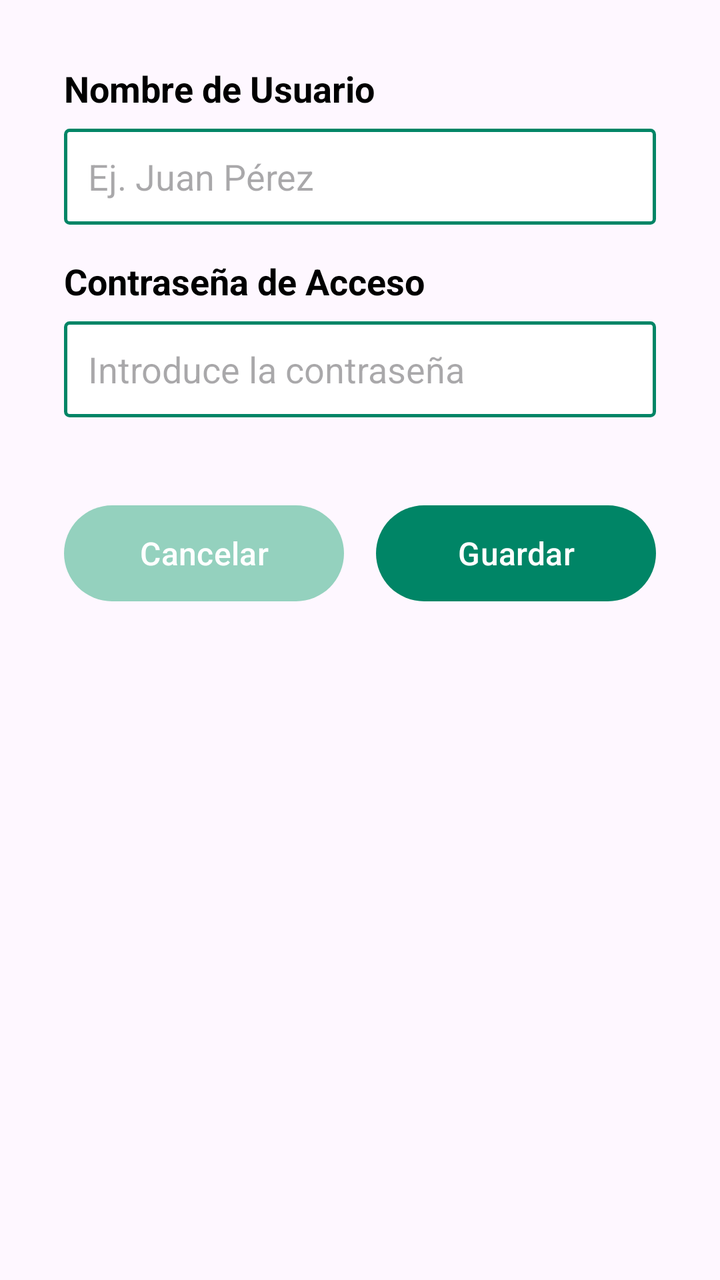
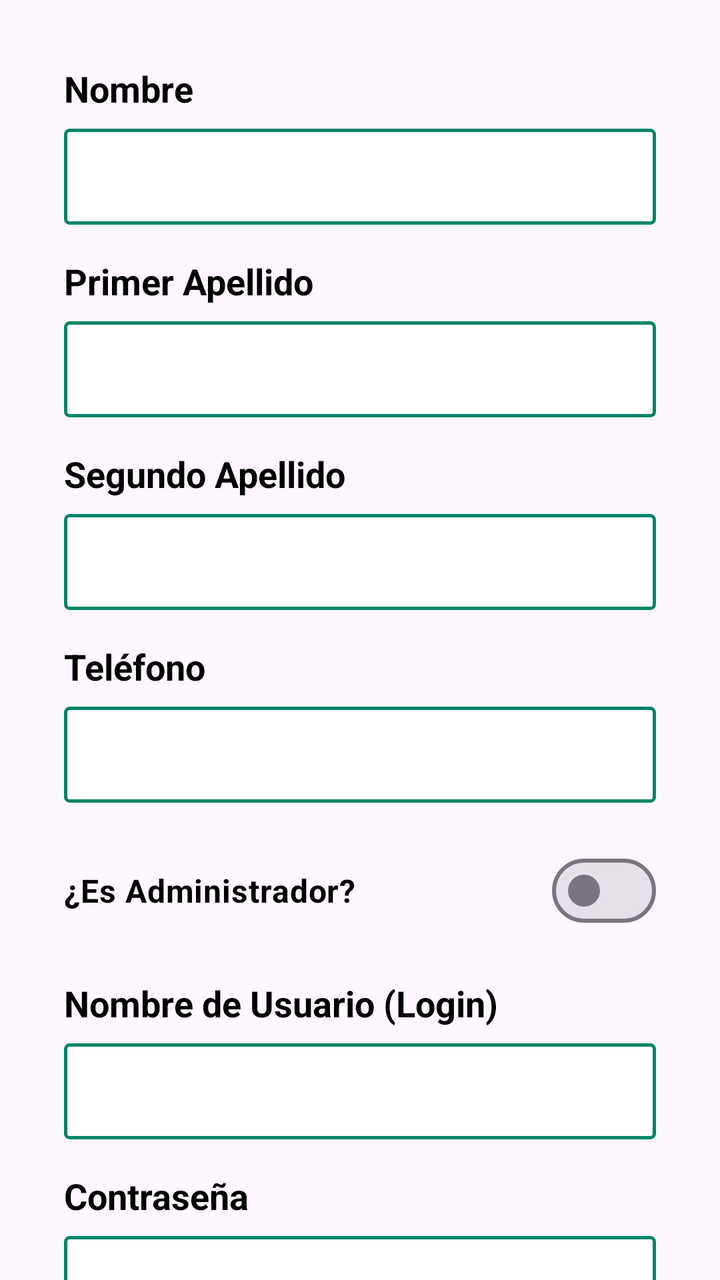

Two renders of the same Android screen: before a commit and after it. Below are the layout's source before the change and the commit's diff.
<!-- AndroidManifest.xml: application theme Theme.MiLibreria -->
<!-- res/layout/fragment_anadir_usuario.xml -->
<?xml version="1.0" encoding="utf-8"?>
<androidx.core.widget.NestedScrollView xmlns:android="http://schemas.android.com/apk/res/android"
    xmlns:app="http://schemas.android.com/apk/res-auto"
    xmlns:tools="http://schemas.android.com/tools"
    android:layout_width="match_parent"
    android:layout_height="match_parent"
    android:fillViewport="true"
    tools:context=".AnadirUsuarioFragment">

    <androidx.constraintlayout.widget.ConstraintLayout
        android:layout_width="match_parent"
        android:layout_height="wrap_content"
        android:padding="32dp">

        <TextView
            android:id="@+id/tvLabelNombreUsuario"
            android:layout_width="wrap_content"
            android:layout_height="wrap_content"
            android:text="@string/nombre_usuario"
            android:textColor="#000000"
            android:textSize="18sp"
            android:textStyle="bold"
            app:layout_constraintStart_toStartOf="parent"
            app:layout_constraintTop_toTopOf="parent" />

        <EditText
            android:id="@+id/etUsuarioNombre"
            android:layout_width="0dp"
            android:layout_height="48dp"
            android:layout_marginTop="8dp"
            android:background="@drawable/bg_input_border"
            android:hint="@string/ejemplo_nombre_usuario"
            android:importantForAutofill="no"
            android:inputType="textPersonName|textCapWords"
            android:paddingHorizontal="12dp"
            app:layout_constraintEnd_toEndOf="parent"
            app:layout_constraintStart_toStartOf="parent"
            app:layout_constraintTop_toBottomOf="@id/tvLabelNombreUsuario" />

        <TextView
            android:id="@+id/tvLabelPasswordUsuario"
            android:layout_width="wrap_content"
            android:layout_height="wrap_content"
            android:layout_marginTop="16dp"
            android:text="@string/contrasena_acceso"
            android:textColor="#000000"
            android:textSize="18sp"
            android:textStyle="bold"
            app:layout_constraintStart_toStartOf="parent"
            app:layout_constraintTop_toBottomOf="@id/etUsuarioNombre" />

        <EditText
            android:id="@+id/etUsuarioPassword"
            android:layout_width="0dp"
            android:layout_height="48dp"
            android:layout_marginTop="8dp"
            android:background="@drawable/bg_input_border"
            android:hint="@string/contrasena_acceso_hint"
            android:importantForAutofill="no"
            android:inputType="textPassword"
            android:paddingHorizontal="12dp"
            app:layout_constraintEnd_toEndOf="parent"
            app:layout_constraintStart_toStartOf="parent"
            app:layout_constraintTop_toBottomOf="@id/tvLabelPasswordUsuario" />

        <com.google.android.material.button.MaterialButton
            android:id="@+id/btnCancelarUsuario"
            android:layout_width="0dp"
            android:layout_height="56dp"
            android:layout_marginTop="40dp"
            android:layout_marginEnd="16dp"
            android:text="@string/cancelar"
            android:textColor="#FFFFFF"
            android:textSize="16sp"
            app:backgroundTint="#94D1BE"
            app:cornerRadius="28dp"
            app:layout_constraintEnd_toStartOf="@id/btnGuardarUsuario"
            app:layout_constraintStart_toStartOf="parent"
            app:layout_constraintTop_toBottomOf="@id/etUsuarioPassword" />

        <com.google.android.material.button.MaterialButton
            android:id="@+id/btnGuardarUsuario"
            android:layout_width="0dp"
            android:layout_height="56dp"
            android:text="@string/guardar"
            android:textColor="#FFFFFF"
            android:textSize="16sp"
            app:backgroundTint="#008566"
            app:cornerRadius="28dp"
            app:layout_constraintBottom_toBottomOf="@id/btnCancelarUsuario"
            app:layout_constraintEnd_toEndOf="parent"
            app:layout_constraintStart_toEndOf="@id/btnCancelarUsuario"
            app:layout_constraintTop_toTopOf="@id/btnCancelarUsuario" />

    </androidx.constraintlayout.widget.ConstraintLayout>
</androidx.core.widget.NestedScrollView>
<!-- resources referenced by this layout -->
<resources>
  <!-- drawable bg_input_border (drawable) -->
  <?xml version="1.0" encoding="utf-8"?>
  <shape xmlns:android="http://schemas.android.com/apk/res/android"
      android:shape="rectangle">
      <solid android:color="#FFFFFF" />
      <stroke
          android:width="1.5dp"
          android:color="#008566" />
      <corners android:radius="2dp" />
  </shape>
  <string name="cancelar">Cancelar</string>
  <string name="contrasena_acceso">Contraseña de Acceso</string>
  <string name="contrasena_acceso_hint">Introduce la contraseña</string>
  <string name="ejemplo_nombre_usuario">Ej. Juan Pérez</string>
  <string name="guardar">Guardar</string>
  <string name="nombre_usuario">Nombre de Usuario</string>
  <style name="Theme.MiLibreria" parent="Base.Theme.MiLibreria" />
  <style name="Base.Theme.MiLibreria" parent="Theme.Material3.DayNight.NoActionBar">
          
          
      </style>
</resources>

<!-- the commit's change to res/layout/fragment_anadir_usuario.xml (unified diff, before → after) -->
@@ -16,12 +16,14 @@
             android:id="@+id/tvLabelNombreUsuario"
             android:layout_width="wrap_content"
             android:layout_height="wrap_content"
-            android:text="@string/nombre_usuario"
-            android:textColor="#000000"
-            android:textSize="18sp"
-            android:textStyle="bold"
-            app:layout_constraintStart_toStartOf="parent"
-            app:layout_constraintTop_toTopOf="parent" />
+            android:labelFor="@id/etUsuarioNombre"
+            android:text="Nombre"
+            android:textColor="#000000"
+            android:textSize="18sp"
+            android:textStyle="bold"
+            app:layout_constraintStart_toStartOf="parent"
+            app:layout_constraintTop_toTopOf="parent"
+            tools:ignore="HardcodedText" />
 
         <EditText
             android:id="@+id/etUsuarioNombre"
@@ -29,25 +31,153 @@
             android:layout_height="48dp"
             android:layout_marginTop="8dp"
             android:background="@drawable/bg_input_border"
-            android:hint="@string/ejemplo_nombre_usuario"
-            android:importantForAutofill="no"
-            android:inputType="textPersonName|textCapWords"
-            android:paddingHorizontal="12dp"
-            app:layout_constraintEnd_toEndOf="parent"
-            app:layout_constraintStart_toStartOf="parent"
-            app:layout_constraintTop_toBottomOf="@id/tvLabelNombreUsuario" />
+            android:importantForAccessibility="yes"
+            android:inputType="textPersonName"
+            android:paddingHorizontal="12dp"
+            app:layout_constraintEnd_toEndOf="parent"
+            app:layout_constraintStart_toStartOf="parent"
+            app:layout_constraintTop_toBottomOf="@id/tvLabelNombreUsuario"
+            tools:ignore="Autofill,SpeakableTextPresentCheck" />
+
+        <TextView
+            android:id="@+id/tvLabelApellido1Usuario"
+            android:layout_width="wrap_content"
+            android:layout_height="wrap_content"
+            android:layout_marginTop="16dp"
+            android:labelFor="@id/etUsuarioApellido1"
+            android:text="Primer Apellido"
+            android:textColor="#000000"
+            android:textSize="18sp"
+            android:textStyle="bold"
+            app:layout_constraintStart_toStartOf="parent"
+            app:layout_constraintTop_toBottomOf="@id/etUsuarioNombre"
+            tools:ignore="HardcodedText" />
+
+        <EditText
+            android:id="@+id/etUsuarioApellido1"
+            android:layout_width="0dp"
+            android:layout_height="48dp"
+            android:layout_marginTop="8dp"
+            android:background="@drawable/bg_input_border"
+            android:importantForAccessibility="yes"
+            android:inputType="textPersonName"
+            android:paddingHorizontal="12dp"
+            app:layout_constraintEnd_toEndOf="parent"
+            app:layout_constraintStart_toStartOf="parent"
+            app:layout_constraintTop_toBottomOf="@id/tvLabelApellido1Usuario"
+            tools:ignore="Autofill,SpeakableTextPresentCheck" />
+
+        <TextView
+            android:id="@+id/tvLabelApellido2Usuario"
+            android:layout_width="wrap_content"
+            android:layout_height="wrap_content"
+            android:layout_marginTop="16dp"
+            android:labelFor="@id/etUsuarioApellido2"
+            android:text="Segundo Apellido"
+            android:textColor="#000000"
+            android:textSize="18sp"
+            android:textStyle="bold"
+            app:layout_constraintStart_toStartOf="parent"
+            app:layout_constraintTop_toBottomOf="@id/etUsuarioApellido1"
+            tools:ignore="HardcodedText" />
+
+        <EditText
+            android:id="@+id/etUsuarioApellido2"
+            android:layout_width="0dp"
+            android:layout_height="48dp"
+            android:layout_marginTop="8dp"
+            android:background="@drawable/bg_input_border"
+            android:importantForAccessibility="yes"
+            android:inputType="textPersonName"
+            android:paddingHorizontal="12dp"
+            app:layout_constraintEnd_toEndOf="parent"
+            app:layout_constraintStart_toStartOf="parent"
+            app:layout_constraintTop_toBottomOf="@id/tvLabelApellido2Usuario"
+            tools:ignore="Autofill,SpeakableTextPresentCheck" />
+
+        <TextView
+            android:id="@+id/tvLabelTelefonoUsuario"
+            android:layout_width="wrap_content"
+            android:layout_height="wrap_content"
+            android:layout_marginTop="16dp"
+            android:labelFor="@id/etUsuarioTelefono"
+            android:text="Teléfono"
+            android:textColor="#000000"
+            android:textSize="18sp"
+            android:textStyle="bold"
+            app:layout_constraintStart_toStartOf="parent"
+            app:layout_constraintTop_toBottomOf="@id/etUsuarioApellido2"
+            tools:ignore="HardcodedText" />
+
+        <EditText
+            android:id="@+id/etUsuarioTelefono"
+            android:layout_width="0dp"
+            android:layout_height="48dp"
+            android:layout_marginTop="8dp"
+            android:background="@drawable/bg_input_border"
+            android:importantForAccessibility="yes"
+            android:inputType="phone"
+            android:paddingHorizontal="12dp"
+            app:layout_constraintEnd_toEndOf="parent"
+            app:layout_constraintStart_toStartOf="parent"
+            app:layout_constraintTop_toBottomOf="@id/tvLabelTelefonoUsuario"
+            tools:ignore="Autofill,SpeakableTextPresentCheck" />
+
+        <com.google.android.material.materialswitch.MaterialSwitch
+            android:id="@+id/swUsuarioAdmin"
+            android:layout_width="0dp"
+            android:layout_height="wrap_content"
+            android:layout_marginTop="20dp"
+            android:text="¿Es Administrador?"
+            android:textColor="#000000"
+            android:textSize="16sp"
+            android:textStyle="bold"
+            app:layout_constraintEnd_toEndOf="parent"
+            app:layout_constraintStart_toStartOf="parent"
+            app:layout_constraintTop_toBottomOf="@id/etUsuarioTelefono"
+            tools:ignore="HardcodedText" />
+
+        <TextView
+            android:id="@+id/tvLabelNickUsuario"
+            android:layout_width="wrap_content"
+            android:layout_height="wrap_content"
+            android:layout_marginTop="20dp"
+            android:labelFor="@id/etUsuarioNick"
+            android:text="Nombre de Usuario (Login)"
+            android:textColor="#000000"
+            android:textSize="18sp"
+            android:textStyle="bold"
+            app:layout_constraintStart_toStartOf="parent"
+            app:layout_constraintTop_toBottomOf="@id/swUsuarioAdmin"
+            tools:ignore="HardcodedText" />
+
+        <EditText
+            android:id="@+id/etUsuarioNick"
+            android:layout_width="0dp"
+            android:layout_height="48dp"
+            android:layout_marginTop="8dp"
+            android:background="@drawable/bg_input_border"
+            android:importantForAccessibility="yes"
+            android:inputType="text"
+            android:paddingHorizontal="12dp"
+            app:layout_constraintEnd_toEndOf="parent"
+            app:layout_constraintStart_toStartOf="parent"
+            app:layout_constraintTop_toBottomOf="@id/tvLabelNickUsuario"
+            tools:ignore="Autofill,SpeakableTextPresentCheck" />
 
         <TextView
             android:id="@+id/tvLabelPasswordUsuario"
             android:layout_width="wrap_content"
             android:layout_height="wrap_content"
             android:layout_marginTop="16dp"
-            android:text="@string/contrasena_acceso"
-            android:textColor="#000000"
-            android:textSize="18sp"
-            android:textStyle="bold"
-            app:layout_constraintStart_toStartOf="parent"
-            app:layout_constraintTop_toBottomOf="@id/etUsuarioNombre" />
+            android:labelFor="@id/etUsuarioPassword"
+            android:text="Contraseña"
+            android:textColor="#000000"
+            android:textSize="18sp"
+            android:textStyle="bold"
+            app:layout_constraintStart_toStartOf="parent"
+            app:layout_constraintTop_toBottomOf="@id/etUsuarioNick"
+            tools:ignore="HardcodedText" />
 
         <EditText
             android:id="@+id/etUsuarioPassword"
@@ -55,13 +185,13 @@
             android:layout_height="48dp"
             android:layout_marginTop="8dp"
             android:background="@drawable/bg_input_border"
-            android:hint="@string/contrasena_acceso_hint"
-            android:importantForAutofill="no"
+            android:importantForAccessibility="yes"
             android:inputType="textPassword"
             android:paddingHorizontal="12dp"
             app:layout_constraintEnd_toEndOf="parent"
             app:layout_constraintStart_toStartOf="parent"
-            app:layout_constraintTop_toBottomOf="@id/tvLabelPasswordUsuario" />
+            app:layout_constraintTop_toBottomOf="@id/tvLabelPasswordUsuario"
+            tools:ignore="Autofill,SpeakableTextPresentCheck" />
 
         <com.google.android.material.button.MaterialButton
             android:id="@+id/btnCancelarUsuario"
<!-- resource entries referenced after the edit -->
@@ -11,11 +11,7 @@
       <corners android:radius="2dp" />
   </shape>
   <string name="cancelar">Cancelar</string>
-  <string name="contrasena_acceso">Contraseña de Acceso</string>
-  <string name="contrasena_acceso_hint">Introduce la contraseña</string>
-  <string name="ejemplo_nombre_usuario">Ej. Juan Pérez</string>
   <string name="guardar">Guardar</string>
-  <string name="nombre_usuario">Nombre de Usuario</string>
   <style name="Theme.MiLibreria" parent="Base.Theme.MiLibreria" />
   <style name="Base.Theme.MiLibreria" parent="Theme.Material3.DayNight.NoActionBar">
           
